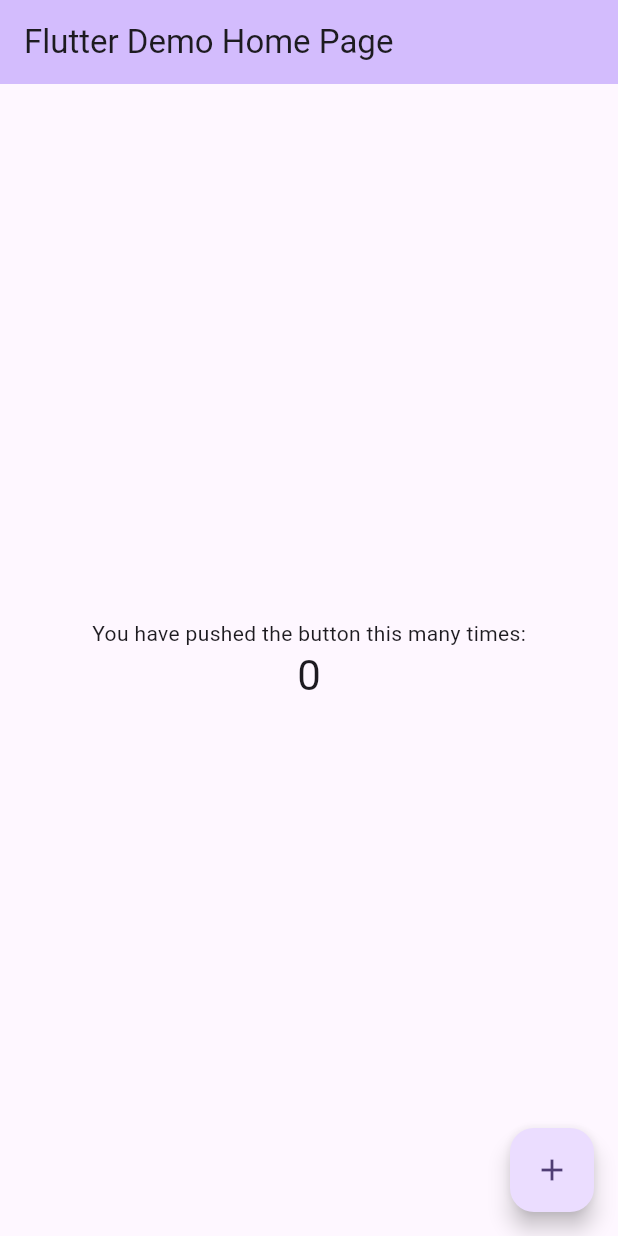
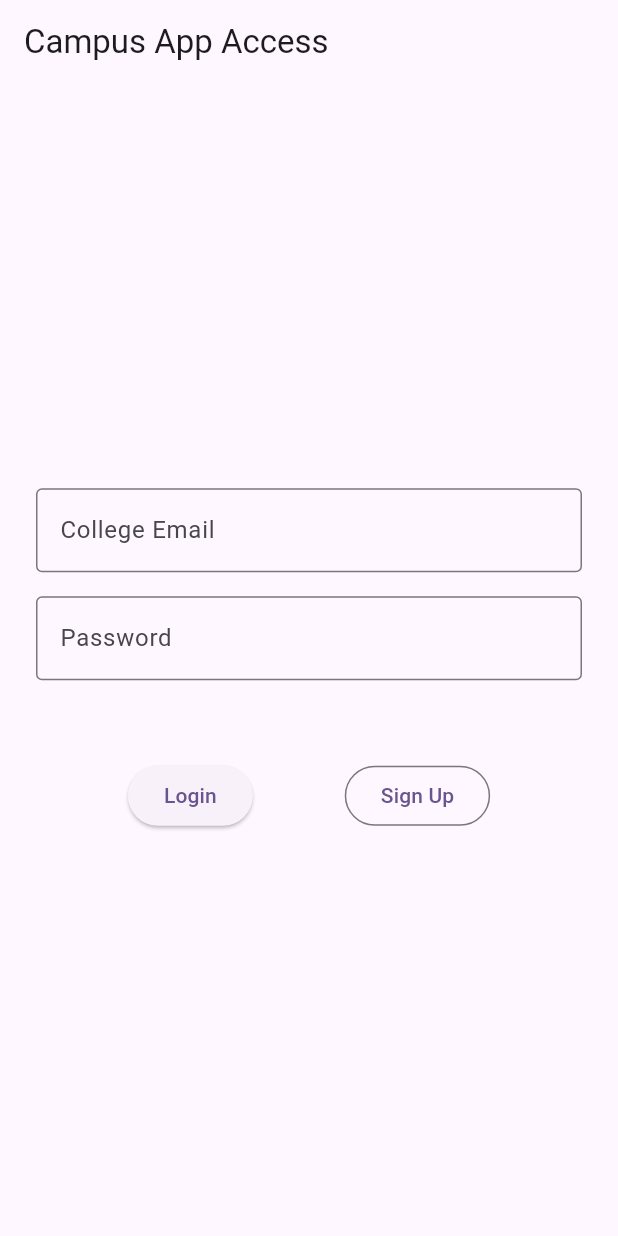
Before and after one commit to Radiation444/CollegeUtility, a Flutter app: the screen it shows after launch, on a phone screen of 412 x 824 dp. Run offline on Flutter 3.47's test engine with Material 3 defaults, Android fonts, the phone set to English and light mode, and no system bars; our stand-ins replace firebase_auth, firebase_core, flutter_dotenv; accounts and stored records are empty.

Commit message:
Basic login/signup

```diff
--- /dev/null
+++ b/app/lib/auth_screen.dart
@@ -0,0 +1,102 @@
+import 'package:flutter/material.dart';
+import 'package:firebase_auth/firebase_auth.dart';
+
+class AuthScreen extends StatefulWidget {
+  const AuthScreen({super.key});
+
+  @override
+  State<AuthScreen> createState() => _AuthScreenState();
+}
+
+class _AuthScreenState extends State<AuthScreen> {
+  // These controllers grab the text the user types
+  final TextEditingController _emailController = TextEditingController();
+  final TextEditingController _passwordController = TextEditingController();
+
+  String _errorMessage = ''; // Holds any error messages to show the user
+
+  // --- SIGN UP LOGIC ---
+  Future<void> _signUp() async {
+    try {
+      await FirebaseAuth.instance.createUserWithEmailAndPassword(
+        email: _emailController.text.trim(),
+        password: _passwordController.text.trim(),
+      );
+      setState(() => _errorMessage = 'Success! Account created.');
+    } on FirebaseAuthException catch (e) {
+      setState(() => _errorMessage = e.message ?? 'Sign up failed');
+    }
+  }
+
+  // --- LOGIN LOGIC ---
+  Future<void> _login() async {
+    try {
+      await FirebaseAuth.instance.signInWithEmailAndPassword(
+        email: _emailController.text.trim(),
+        password: _passwordController.text.trim(),
+      );
+      setState(() => _errorMessage = 'Success! Logged in.');
+    } on FirebaseAuthException catch (e) {
+      setState(() => _errorMessage = e.message ?? 'Login failed');
+    }
+  }
+
+  @override
+  Widget build(BuildContext context) {
+    return Scaffold(
+      appBar: AppBar(title: const Text('Campus App Access')),
+      body: Padding(
+        padding: const EdgeInsets.all(24.0),
+        child: Column(
+          mainAxisAlignment: MainAxisAlignment.center,
+          children: [
+            // Email Input
+            TextField(
+              controller: _emailController,
+              decoration: const InputDecoration(
+                labelText: 'College Email',
+                hintText: 'student@iitj.ac.in',
+                border: OutlineInputBorder(),
+              ),
+              keyboardType: TextInputType.emailAddress,
+            ),
+            const SizedBox(height: 16),
+
+            // Password Input
+            TextField(
+              controller: _passwordController,
+              decoration: const InputDecoration(
+                labelText: 'Password',
+                border: OutlineInputBorder(),
+              ),
+              obscureText: true, // Hides the password dots
+            ),
+            const SizedBox(height: 16),
+
+            // Error/Success Message Display
+            Text(
+              _errorMessage,
+              style: const TextStyle(color: Colors.red, fontWeight: FontWeight.bold),
+            ),
+            const SizedBox(height: 16),
+
+            // Action Buttons
+            Row(
+              mainAxisAlignment: MainAxisAlignment.spaceEvenly,
+              children: [
+                ElevatedButton(
+                  onPressed: _login,
+                  child: const Text('Login'),
+                ),
+                OutlinedButton(
+                  onPressed: _signUp,
+                  child: const Text('Sign Up'),
+                ),
+              ],
+            ),
+          ],
+        ),
+      ),
+    );
+  }
+}
--- a/app/lib/main.dart
+++ b/app/lib/main.dart
@@ -1,124 +1,95 @@
-import 'package:flutter_dotenv/flutter_dotenv.dart';
 import 'package:flutter/material.dart';
+import 'package:flutter_dotenv/flutter_dotenv.dart'; // Your custom env loader
+import 'package:firebase_core/firebase_core.dart';   // Firebase Core
+import 'package:firebase_auth/firebase_auth.dart';   // Firebase Auth
+import 'firebase_options.dart';                      // Generated by FlutterFire
+import 'auth_screen.dart';                           // The UI file we made
 
 Future<void> main() async {
-  await dotenv.load(fileName: ".env");
-  runApp(const MyApp());
+  // 1. Required to run async code before the app actually starts
+  WidgetsFlutterBinding.ensureInitialized();
+
+  // 2. Load your environment variables FIRST (from your original code)
+
+  // 3. Initialize your Firebase project
+  await Firebase.initializeApp(
+    options: DefaultFirebaseOptions.currentPlatform,
+  );
+
+  // 4. Run the app
+  runApp(const CampusUtilityApp());
 }
 
-class MyApp extends StatelessWidget {
-  const MyApp({super.key});
+class CampusUtilityApp extends StatelessWidget {
+  const CampusUtilityApp({super.key});
 
-  // This widget is the root of your application.
   @override
   Widget build(BuildContext context) {
     return MaterialApp(
-      title: 'Flutter Demo',
+      title: 'Campus App',
+      // Kept your original purple theme!
       theme: ThemeData(
-        // This is the theme of your application.
-        //
-        // TRY THIS: Try running your application with "flutter run". You'll see
-        // the application has a purple toolbar. Then, without quitting the app,
-        // try changing the seedColor in the colorScheme below to Colors.green
-        // and then invoke "hot reload" (save your changes or press the "hot
-        // reload" button in a Flutter-supported IDE, or press "r" if you used
-        // the command line to start the app).
-        //
-        // Notice that the counter didn't reset back to zero; the application
-        // state is not lost during the reload. To reset the state, use hot
-        // restart instead.
-        //
-        // This works for code too, not just values: Most code changes can be
-        // tested with just a hot reload.
         colorScheme: ColorScheme.fromSeed(seedColor: Colors.deepPurple),
       ),
-      home: const MyHomePage(title: 'Flutter Demo Home Page'),
+      // StreamBuilder acts as the traffic cop for logged-in vs logged-out users
+      home: StreamBuilder<User?>(
+        stream: FirebaseAuth.instance.authStateChanges(),
+        builder: (context, snapshot) {
+          // Show a loading spinner while checking the connection
+          if (snapshot.connectionState == ConnectionState.waiting) {
+            return const Scaffold(
+              body: Center(child: CircularProgressIndicator()),
+            );
+          }
+
+          // If the snapshot has data, the user is logged in!
+          if (snapshot.hasData) {
+            return const DashboardScreen();
+          }
+
+          // If no data, they are logged out. Show the login screen.
+          return const AuthScreen();
+        },
+      ),
     );
   }
 }
 
-class MyHomePage extends StatefulWidget {
-  const MyHomePage({super.key, required this.title});
-
-  // This widget is the home page of your application. It is stateful, meaning
-  // that it has a State object (defined below) that contains fields that affect
-  // how it looks.
-
-  // This class is the configuration for the state. It holds the values (in this
-  // case the title) provided by the parent (in this case the App widget) and
-  // used by the build method of the State. Fields in a Widget subclass are
-  // always marked "final".
-
-  final String title;
-
-  @override
-  State<MyHomePage> createState() => _MyHomePageState();
-}
-
-class _MyHomePageState extends State<MyHomePage> {
-  int _counter = 0;
-
-  void _incrementCounter() {
-    setState(() {
-      // This call to setState tells the Flutter framework that something has
-      // changed in this State, which causes it to rerun the build method below
-      // so that the display can reflect the updated values. If we changed
-      // _counter without calling setState(), then the build method would not be
-      // called again, and so nothing would appear to happen.
-      _counter++;
-    });
-  }
+// A temporary placeholder screen to prove the login worked
+class DashboardScreen extends StatelessWidget {
+  const DashboardScreen({super.key});
 
   @override
   Widget build(BuildContext context) {
-    // This method is rerun every time setState is called, for instance as done
-    // by the _incrementCounter method above.
-    //
-    // The Flutter framework has been optimized to make rerunning build methods
-    // fast, so that you can just rebuild anything that needs updating rather
-    // than having to individually change instances of widgets.
     return Scaffold(
       appBar: AppBar(
-        // TRY THIS: Try changing the color here to a specific color (to
-        // Colors.amber, perhaps?) and trigger a hot reload to see the AppBar
-        // change color while the other colors stay the same.
+        title: const Text('Ride-Sharing & Lost-and-Found'),
         backgroundColor: Theme.of(context).colorScheme.inversePrimary,
-        // Here we take the value from the MyHomePage object that was created by
-        // the App.build method, and use it to set our appbar title.
-        title: Text(widget.title),
+        actions: [
+          // A handy logout button to test the flow
+          IconButton(
+            icon: const Icon(Icons.logout),
+            onPressed: () => FirebaseAuth.instance.signOut(),
+          ),
+        ],
       ),
       body: Center(
-        // Center is a layout widget. It takes a single child and positions it
-        // in the middle of the parent.
         child: Column(
-          // Column is also a layout widget. It takes a list of children and
-          // arranges them vertically. By default, it sizes itself to fit its
-          // children horizontally, and tries to be as tall as its parent.
-          //
-          // Column has various properties to control how it sizes itself and
-          // how it positions its children. Here we use mainAxisAlignment to
-          // center the children vertically; the main axis here is the vertical
-          // axis because Columns are vertical (the cross axis would be
-          // horizontal).
-          //
-          // TRY THIS: Invoke "debug painting" (choose the "Toggle Debug Paint"
-          // action in the IDE, or press "p" in the console), to see the
-          // wireframe for each widget.
-          mainAxisAlignment: .center,
+          mainAxisAlignment: MainAxisAlignment.center,
           children: [
-            const Text('You have pushed the button this many times:'),
+            const Text(
+              'Welcome! You are officially logged in.',
+              style: TextStyle(fontSize: 18, fontWeight: FontWeight.bold)
+            ),
+            const SizedBox(height: 16),
+            const Text('Your Firebase UID is:'),
             Text(
-              '$_counter',
-              style: Theme.of(context).textTheme.headlineMedium,
+              FirebaseAuth.instance.currentUser?.uid ?? 'Unknown',
+              style: const TextStyle(color: Colors.grey)
             ),
           ],
         ),
       ),
-      floatingActionButton: FloatingActionButton(
-        onPressed: _incrementCounter,
-        tooltip: 'Increment',
-        child: const Icon(Icons.add),
-      ),
     );
   }
 }
--- a/app/pubspec.yaml
+++ b/app/pubspec.yaml
@@ -36,6 +36,7 @@ dependencies:
   cupertino_icons: ^1.0.8
   firebase_core: ^4.5.0
   flutter_dotenv: ^6.0.0
+  firebase_auth: ^6.2.0
 
 dev_dependencies:
   flutter_test:
```
Also changed, not shown: app/pubspec.lock, 3 other files.
